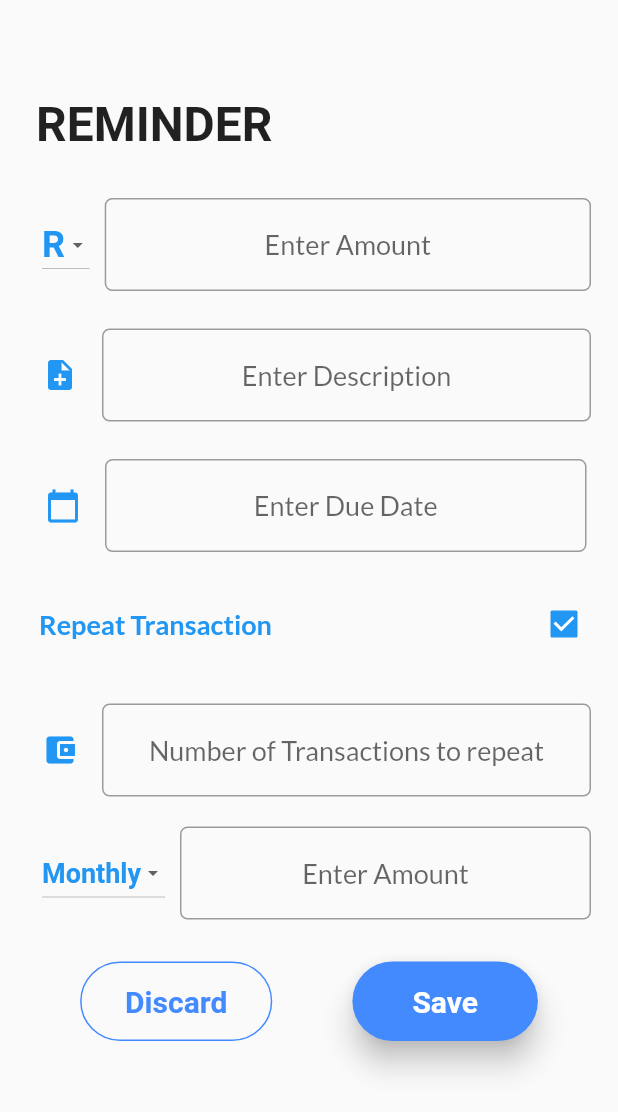
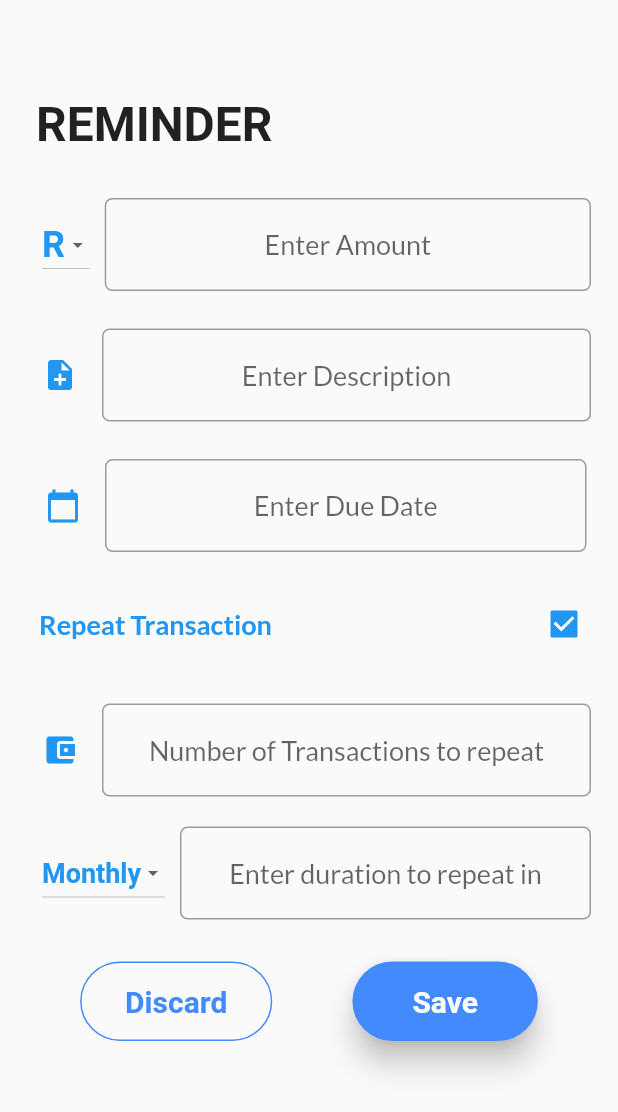
Before and after one commit to roshan1999/SCB-PFM, a Flutter app: the MyReminderPage screen opened directly, after a tap on "Repeat Transaction", on a phone screen of 412 x 824 dp. Shown: the top 1112 px of the screen. Run offline on Flutter 3.47's test engine with Material 2 defaults, Android fonts, the phone set to English and light mode, and no system bars; our stand-ins replace charts_flutter, flutter_slidable, flutter_speed_dial, fluttertoast, google_fonts, shared_preferences; accounts and stored records are empty; statements that could not run were skipped.

Commit message:
Reminder Repeat Transaction completed

```diff
--- a/Frontend/lib/add/add_reminder.dart
+++ b/Frontend/lib/add/add_reminder.dart
@@ -7,14 +7,22 @@ import 'dart:convert';
 
 import 'package:shared_preferences/shared_preferences.dart';
 
-
 class MyReminderPage extends StatefulWidget {
   final String dateText;
   final int amountText;
   final String descriptionText;
   final String enabled;
   final String id;
-  MyReminderPage({Key key, this.title, this.id, this.dateText, this.amountText, this.descriptionText, this.enabled}) : super(key: key);
+
+  MyReminderPage(
+      {Key key,
+      this.title,
+      this.id,
+      this.dateText,
+      this.amountText,
+      this.descriptionText,
+      this.enabled})
+      : super(key: key);
   final String title;
 
   @override
@@ -24,7 +32,6 @@ class MyReminderPage extends StatefulWidget {
 }
 
 class _MyReminderPageState extends State<MyReminderPage> {
-
   final _formKey = GlobalKey<FormState>();
   bool _isChecked = false;
 
@@ -33,19 +40,22 @@ class _MyReminderPageState extends State<MyReminderPage> {
   var dateFormat = DateFormat('d-MM-yyyy');
 
   RegExp rgxDouble = new RegExp(r'^[0-9]+(\.[0-9]+)?$');
-  String currency = 'R',
-      finDate = "";
+  String currency = 'R', finDate = "";
 
   List<String> currDrop = ['R', 'Y', 'U', 'E'];
   List<Widget> test = [];
   List<String> itemList = ['Weekly', 'Monthly', 'Yearly'];
 
+  TextEditingController _date;
 
-  TextEditingController _date ;
-  TextEditingController _amount ;
-  TextEditingController _description ;
-  TextEditingController _frequency;
-  TextEditingController _repeat_gap;
+  TextEditingController _amount;
+
+  TextEditingController _description;
+
+  TextEditingController _frequency = TextEditingController();
+  // ignore: non_constant_identifier_names
+  TextEditingController _repeat_gap = TextEditingController();
+
   @override
   void initState() {
     _description = TextEditingController();
@@ -58,40 +68,42 @@ class _MyReminderPageState extends State<MyReminderPage> {
   void didChangeDependencies() {
     _description.text = widget.descriptionText;
     _date.text = widget.dateText;
-    _amount.text = widget.amountText==null?"":widget.amountText;
+    _amount.text = widget.amountText == null ? "" : widget.amountText;
     super.didChangeDependencies();
   }
 
   String url;
   String token;
-  Future<http.Response> addReminder(String amount, String date, String description) async {
+
+  Future<http.Response> addReminder(
+      String amount, String date, String description) async {
     final prefs = await SharedPreferences.getInstance();
     url = prefs.getString('url');
-    String uri = Uri.encodeFull(url+"/reminder");
+    String uri = Uri.encodeFull(url + "/reminder");
     token = prefs.getString('token');
     var bodyEncoded = json.encode({
       "due_date": date,
       "description": description,
       "amount": amount,
-      "achieved":0});
+      "achieved": 0
+    });
     Map<String, String> headers = {
       'Content-type': 'application/json',
       'Accept': 'application/json',
-      'x-access-token':token
+      'x-access-token': token
     };
     var response;
-    if(widget.enabled=="true"){
+    if (widget.enabled == "true") {
       print("Patch Update");
       uri = Uri.encodeFull(url + "/reminder");
       bodyEncoded = json.encode({
-        "id":widget.id,
+        "id": widget.id,
         "due_date": date,
         "description": description,
         "amount": amount
       });
-      response = await http.patch(uri,headers:headers, body:bodyEncoded);
-    }
-    else{
+      response = await http.patch(uri, headers: headers, body: bodyEncoded);
+    } else {
       response = await http.post(uri, headers: headers, body: bodyEncoded);
     }
     return (response);
@@ -119,15 +131,32 @@ class _MyReminderPageState extends State<MyReminderPage> {
     );
   }
 
+  void repeatTransaction(freq,gap) async {
+    DateTime curr = DateFormat("dd-mm-yyyy").parse(_date.text);
+    print(gap);
+    for (int i = 0; i < int.parse(freq); i++) {
+      DateTime push = curr.add(new Duration(days: int.parse(gap)));
+      print(push);
+      var response =
+          await addReminder(_amount.text, push.toString(), _description.text);
+      if (response.statusCode == 200) {
+        Fluttertoast.showToast(msg: "Repeat Success");
+      } else {
+        Fluttertoast.showToast(msg: "Repeat Failed");
+      }
+    }
+  }
+
   void addDynamic() {
     setState(() {
       if (_isChecked == true) {
         test.removeLast();
-        test.add(SizedBox(height:0.0));
-        test.add(buildForm(Icons.account_balance_wallet, "Number of Transactions to repeat", _frequency,context));
-        test.add(SizedBox(height:20.0));
-        test.add(buildDropList("Frequency", itemList, "Monthly", _repeat_gap,context, fntSz: 18));
-        test.add(SizedBox(height:20.0));
+        test.add(SizedBox(height: 0.0));
+        test.add(buildForm(Icons.account_balance_wallet,
+            "Number of Transactions to repeat", _frequency, context));
+        test.add(SizedBox(height: 20.0));
+        test.add(buildDropListGap("Frequency", itemList, "Monthly", context, fntSz: 18));
+        test.add(SizedBox(height: 20.0));
         test.add(buildButtonBar());
       } else {
         test.removeLast();
@@ -146,8 +175,8 @@ class _MyReminderPageState extends State<MyReminderPage> {
       SizedBox(height: 40),
       buildHeader(),
       SizedBox(height: 30),
-      buildDropList("Enter Amount", currDrop, currency, _amount,context),
-      buildForm(Icons.note_add,"Enter Description", _description,context),
+      buildDropList("Enter Amount", currDrop, currency, context),
+      buildForm(Icons.note_add, "Enter Description", _description, context),
       buildDueDate(context),
       SizedBox(height: 20.0),
       buildCheckBox(context),
@@ -167,13 +196,52 @@ class _MyReminderPageState extends State<MyReminderPage> {
     );
   }
 
-  Row buildDropList(hintTxt,itemLst,currValue, _amount,BuildContext context, {double fntSz=24}) {
+
+  Row buildDropListGap(hintTxt, itemLst, currValue, BuildContext context,
+      {double fntSz = 24}) {
     return Row(
       children: <Widget>[
         Container(
             padding: EdgeInsets.fromLTRB(28, 0, 10, 0),
-            child: buildDropdownButton(itemLst,currValue,fntSz)),
+            child: buildDropdownButton(itemLst, currValue, fntSz)),
+        Flexible(
+          child: Padding(
+            padding: const EdgeInsets.fromLTRB(0, 0, 18.0, 0),
+            child: TextFormField(
+              controller: _repeat_gap,
+              textAlign: TextAlign.center,
+              keyboardType: TextInputType.number,
+              autofocus: false,
+              decoration: InputDecoration(
+                  hintText: "Enter duration to repeat in",
+                  border: OutlineInputBorder(
+                      borderRadius: BorderRadius.circular(5.0),
+                      borderSide: BorderSide(
+                        style: BorderStyle.solid,
+                      ))),
+              style: GoogleFonts.lato(fontSize: 18, color: Colors.blue),
+              validator: (value) {
+                if (value.length == 0) {
+                  return 'Please Enter amount';
+                } else if (!rgxDouble.hasMatch(value)) {
+                  return "Enter a valid amount";
+                }
+                return null;
+              },
+            ),
+          ),
+        ),
+      ],
+    );
+  }
 
+  Row buildDropList(hintTxt, itemLst, currValue, BuildContext context,
+      {double fntSz = 24}) {
+    return Row(
+      children: <Widget>[
+        Container(
+            padding: EdgeInsets.fromLTRB(28, 0, 10, 0),
+            child: buildDropdownButton(itemLst, currValue, fntSz)),
         Flexible(
           child: Padding(
             padding: const EdgeInsets.fromLTRB(0, 0, 18.0, 0),
@@ -204,7 +272,8 @@ class _MyReminderPageState extends State<MyReminderPage> {
       ],
     );
   }
-  StatefulBuilder buildDropdownButton(List<String> lst, currValue,fntSz) {
+
+  StatefulBuilder buildDropdownButton(List<String> lst, currValue, fntSz) {
     return StatefulBuilder(
         builder: (BuildContext context, StateSetter setState) {
       return Container(
@@ -232,7 +301,7 @@ class _MyReminderPageState extends State<MyReminderPage> {
     });
   }
 
-  Padding buildForm(icon, hintTxt, _description,BuildContext context){
+  Padding buildForm(icon, hintTxt, _description, BuildContext context) {
     return Padding(
       padding: const EdgeInsets.fromLTRB(28, 25, 18.0, 0),
       child: TextFormField(
@@ -244,7 +313,6 @@ class _MyReminderPageState extends State<MyReminderPage> {
             icon: Icon(
               icon,
               color: Colors.blue,
-
             ),
             border: OutlineInputBorder(
                 borderRadius: BorderRadius.circular(5.0),
@@ -279,6 +347,7 @@ class _MyReminderPageState extends State<MyReminderPage> {
         _date.value = TextEditingValue(text: finDate);
       });
   }
+
   Padding buildDueDate(BuildContext context) {
     return Padding(
       padding: EdgeInsets.fromLTRB(18, 25, 18.0, 0),
@@ -375,17 +444,25 @@ class _MyReminderPageState extends State<MyReminderPage> {
           ),
           onPressed: () {
             print(_amount.text);
-            addReminder(_amount.text, _date.text, _description.text).then((response){
-            if(response.statusCode==200){
+            addReminder(_amount.text, _date.text, _description.text)
+                .then((response) {
+              if (response.statusCode == 200) {
                 print("Success");
+                print(_repeat_gap.text);
+                if (_isChecked == true) {
+                  repeatTransaction(_frequency.text, _repeat_gap.text);
                 }
-            });
+
                 Fluttertoast.showToast(
                     msg: "Success",
                     toastLength: Toast.LENGTH_SHORT,
                     textColor: Colors.white,
-                fontSize: 16.0
-            );
+                    fontSize: 16.0);
+              }
+              else{
+                Fluttertoast.showToast(msg: "Failed");
+              }
+            });
             Navigator.of(context).pop();
           },
           shape: StadiumBorder(),
@@ -412,5 +489,4 @@ class _MyReminderPageState extends State<MyReminderPage> {
       },
     );
   }
-
 }
--- a/Frontend/lib/add/choose_category.dart
+++ b/Frontend/lib/add/choose_category.dart
@@ -1,5 +1,4 @@
 
-import 'package:final_project/login_register/initialize_categories.dart';
 import 'package:flutter/material.dart';
 
 // ignore: must_be_immutable, camel_case_types
@@ -8,13 +7,16 @@ class categoryTemplate extends StatefulWidget {
 
   String label;
   IconData icon;
+  // ignore: non_constant_identifier_names
   Color card_color;
+  // ignore: non_constant_identifier_names
   categoryTemplate({this.label,this.icon,this.card_color});
 
   @override
   _categoryTemplateState createState() => _categoryTemplateState();
 }
 
+// ignore: camel_case_types
 class _categoryTemplateState extends State<categoryTemplate> {
   @override
   void initState() {
@@ -89,6 +91,7 @@ categoryTemplate add_category = categoryTemplate(label: 'Add',icon: Icons.add, c
 // ignore: non_constant_identifier_names
 TextEditingController new_category = TextEditingController();
 
+// ignore: camel_case_types
 class pageCall extends StatelessWidget {
   @override
   Widget build(BuildContext context) {
--- a/Frontend/lib/feed/sliderRow.dart
+++ b/Frontend/lib/feed/sliderRow.dart
@@ -153,6 +153,7 @@ class SildeAbleRow extends StatelessWidget {
 }
 
 
+// ignore: must_be_immutable
 class SildeAbleRowGoal extends StatelessWidget {
   final int id;
   final int amount;
--- a/Frontend/lib/login_register/Vinnew.dart
+++ b/Frontend/lib/login_register/Vinnew.dart
@@ -96,7 +96,7 @@ class _MyHomePageState extends State<MyHomePage> {
   _loadUrl() async {
     SharedPreferences prefs = await SharedPreferences.getInstance();
     setState(() {
-      prefs.setString('url', 'http://f8e39aa4ce5c.ngrok.io');
+      prefs.setString('url', 'http://2e7939bd8c3a.ngrok.io');
     });
   }
 
--- a/Frontend/lib/login_register/initialize_categories.dart
+++ b/Frontend/lib/login_register/initialize_categories.dart
@@ -1,11 +1,10 @@
-import 'package:flutter/material.dart';
 import 'dart:async';
 import 'package:http/http.dart' as http;
 import 'dart:convert';
 import 'package:shared_preferences/shared_preferences.dart';
 
 String url,token;
-Future<http.Response> addCategory(String amount, String label, String month, bool cat_type) async {
+Future<http.Response> addCategory(String amount, String label, String month, bool catType) async {
     SharedPreferences prefs = await SharedPreferences.getInstance();
     url = prefs.getString('url');
     token = prefs.getString('token');
@@ -13,7 +12,7 @@ Future<http.Response> addCategory(String amount, String label, String month, boo
 
     var bodyEncoded = json.encode({
       "month": month,
-      "cat_type": cat_type,
+      "cat_type": catType,
       "amount": amount,
       "label": label
     });
@@ -26,6 +25,7 @@ Future<http.Response> addCategory(String amount, String label, String month, boo
     return (response);
   }
 
+ // ignore: non_constant_identifier_names
  void initialize_categories(){
    addCategory('0','Salary','01-06-2020',false);
    addCategory('0','Rental','01-06-2020', false);
--- a/Frontend/lib/login_register/signup.dart
+++ b/Frontend/lib/login_register/signup.dart
@@ -18,7 +18,6 @@ import 'dart:async';
 import 'dart:convert';
 
 import 'package:shared_preferences/shared_preferences.dart';
-import './initialize_categories.dart';
 
 Widget header(String s) {
   return Container(
```
Also changed, not shown: 1 other file. Lines whose indentation alone changed are shown as unchanged.
